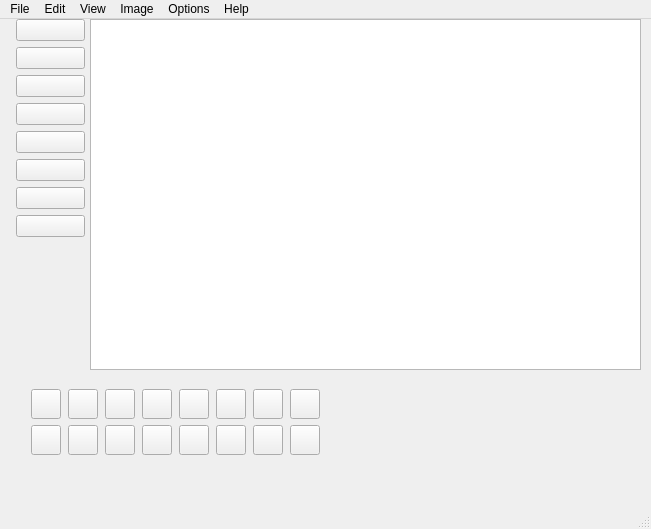
Before: the Qt Designer form untitled.ui in Nafan4x/Qt, drawn with Qt 5.
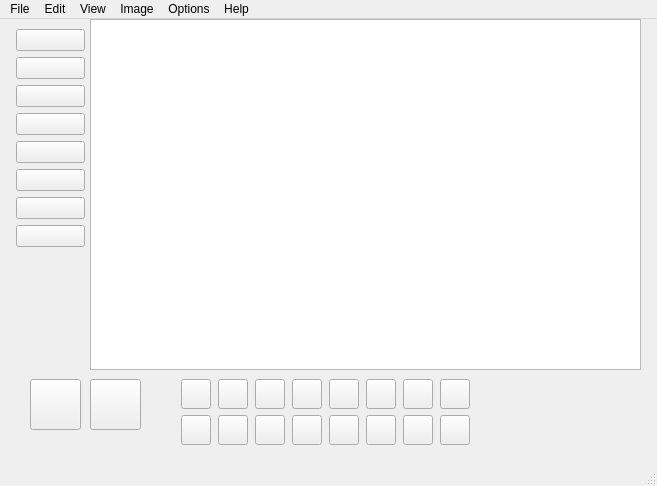
After: the same form once the commit is applied. Icons and pictures are not drawn.

```diff
--- a/untitled.ui
+++ b/untitled.ui
@@ -6,8 +6,8 @@
    <rect>
     <x>0</x>
     <y>0</y>
-    <width>651</width>
-    <height>529</height>
+    <width>657</width>
+    <height>486</height>
    </rect>
   </property>
   <property name="windowTitle">
@@ -18,7 +18,7 @@
     <property name="geometry">
      <rect>
       <x>10</x>
-      <y>0</y>
+      <y>10</y>
       <width>75</width>
       <height>283</height>
      </rect>
@@ -221,8 +221,8 @@
    <widget class="QWidget" name="gridLayoutWidget_2">
     <property name="geometry">
      <rect>
-      <x>30</x>
-      <y>370</y>
+      <x>180</x>
+      <y>360</y>
       <width>291</width>
       <height>67</height>
      </rect>
@@ -528,6 +528,32 @@
      </rect>
     </property>
    </widget>
+   <widget class="QPushButton" name="pushButton">
+    <property name="geometry">
+     <rect>
+      <x>30</x>
+      <y>360</y>
+      <width>51</width>
+      <height>51</height>
+     </rect>
+    </property>
+    <property name="text">
+     <string/>
+    </property>
+   </widget>
+   <widget class="QPushButton" name="pushButton_2">
+    <property name="geometry">
+     <rect>
+      <x>90</x>
+      <y>360</y>
+      <width>51</width>
+      <height>51</height>
+     </rect>
+    </property>
+    <property name="text">
+     <string/>
+    </property>
+   </widget>
   </widget>
   <widget class="QMenuBar" name="menubar">
    <property name="enabled">
@@ -537,7 +563,7 @@
     <rect>
      <x>0</x>
      <y>0</y>
-     <width>651</width>
+     <width>657</width>
      <height>26</height>
     </rect>
    </property>
```
